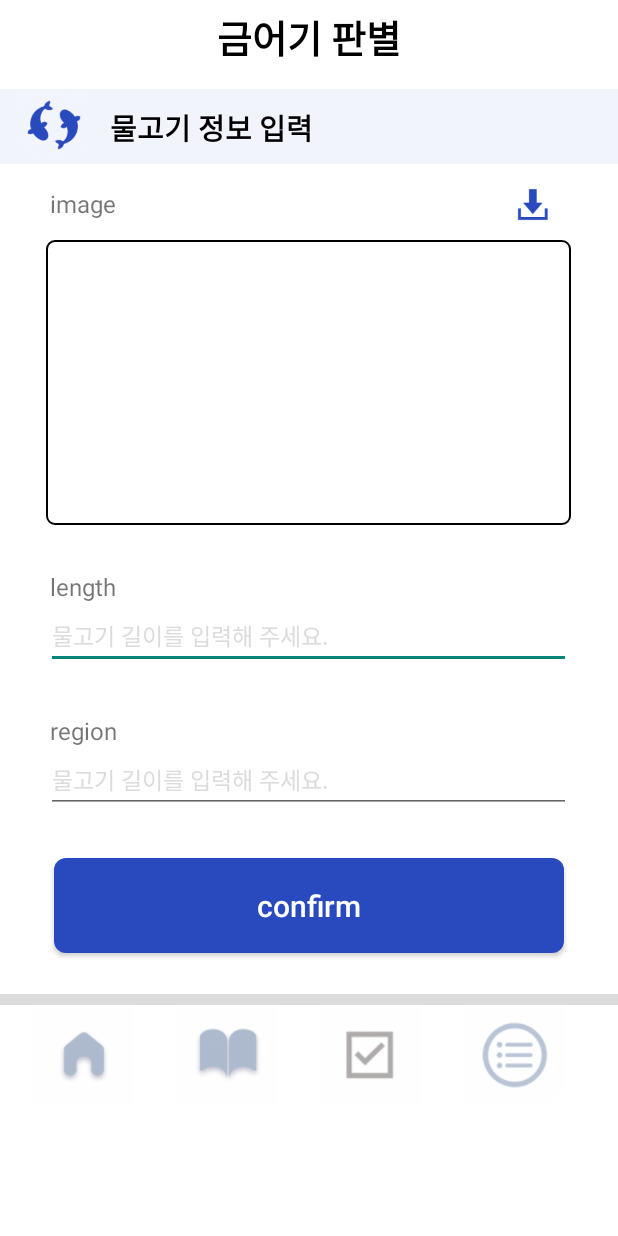
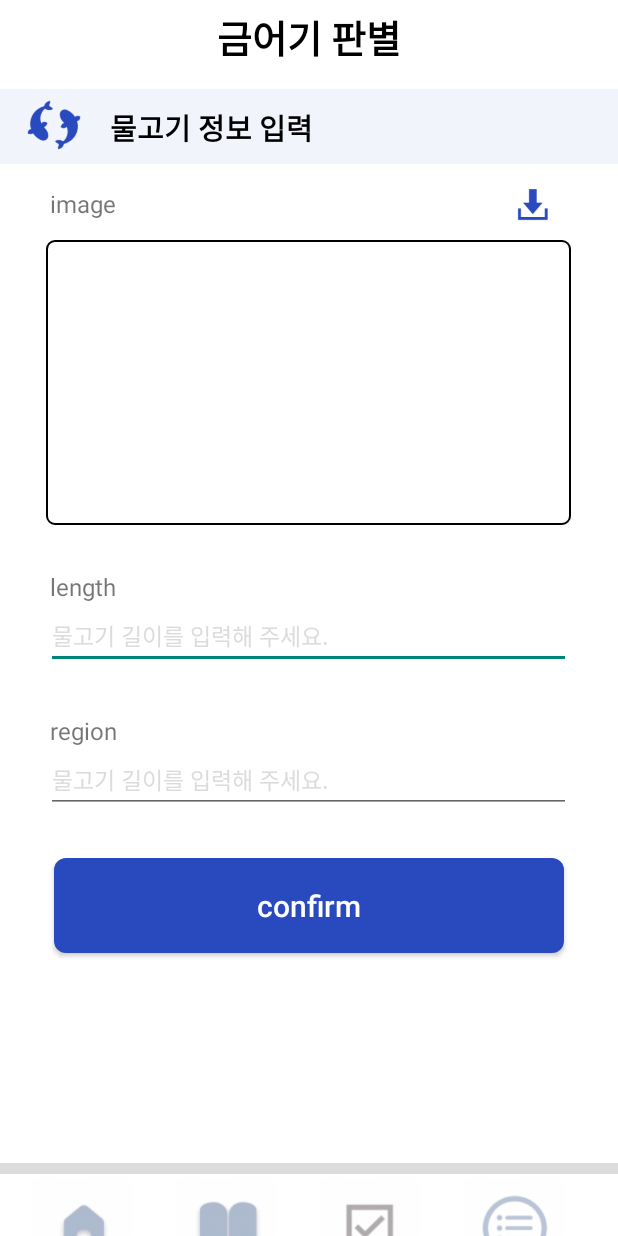
Before and after one commit to Fish-Dectection/frontend-repo, an Android app: the screen it shows after launch (Input_info), after a tap on "금어기 판별", on a phone screen of 412 x 824 dp. Run offline under Robolectric (Android 15) with nearby library versions, the phone set to English and light mode, and no system bars.

```diff
--- a/app/src/main/java/com/example/fishdetection/ApiForm.kt
+++ b/app/src/main/java/com/example/fishdetection/ApiForm.kt
@@ -21,7 +21,7 @@ interface ApiForm {
     ): Call<JsonObject>
 
     companion object { // static 처럼 공유객체로 사용가능함. 모든 인스턴스가 공유하는 객체로서 동작함.
-        private const val BASE_URL = "http://192.168.207.39:8000/" // 주소 "127.0.0.1:8000/caught_fish/"  local =http://10.0.2.2:8000/ mac 주소 192.168.207.39:8000
+        private const val BASE_URL = "http://192.168.204.187:8000/" // 주소 "127.0.0.1:8000/caught_fish/"  local =http://10.0.2.2:8000/ mac 주소 192.168.207.39:8000
 
         fun create(): ApiForm {
 
--- a/app/src/main/res/layout/activity_input_info.xml
+++ b/app/src/main/res/layout/activity_input_info.xml
@@ -125,12 +125,13 @@
 <!--하단바 시작-->
     <LinearLayout
         android:layout_width="match_parent"
-        android:layout_height="wrap_content"
-        android:orientation="vertical">
+        android:layout_height="150dp"
+        android:orientation="vertical"
+        >
         <View
             android:layout_width="match_parent"
             android:layout_height="7dp"
-            android:layout_marginTop="27dp"
+            android:layout_marginTop="140dp"
             android:background="@color/grey"/>
     </LinearLayout>
     <LinearLayout
--- a/app/src/main/res/layout/activity_result.xml
+++ b/app/src/main/res/layout/activity_result.xml
@@ -200,17 +200,18 @@
         android:textColor="@color/white"
         android:textAllCaps="false"
         android:textSize="20dp"
+        android:id="@+id/retry"
         />
 
     <!--하단바 시작-->
     <LinearLayout
         android:layout_width="match_parent"
-        android:layout_height="wrap_content"
+        android:layout_height="140dp"
         android:orientation="vertical">
         <View
             android:layout_width="match_parent"
             android:layout_height="7dp"
-            android:layout_marginTop="15dp"
+            android:layout_marginTop="130dp"
             android:background="@color/grey"/>
     </LinearLayout>
     <LinearLayout
```
Also changed, not shown: app/src/main/java/com/example/fishdetection/Result.kt (+7 -1 lines).
